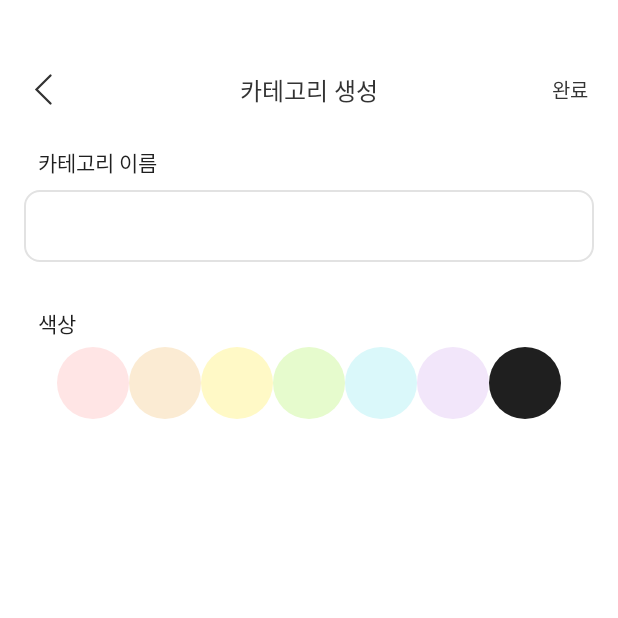
After one commit to TaskerPM/Tasker-Android, an Android app: the HomeCategoryAddFragment screen opened through its navigation route, on a phone screen of 412 x 824 dp, the top half of it. The commit adds this screen. Run offline under Robolectric (Android 15) with nearby library versions, the phone set to English and light mode, and no system bars; our stand-ins replace Dagger/Hilt's generated code, data binding, navigation-ui; 1 statement that could not run was skipped.

Commit message:
[layout] 카테고리, 카테고리 추가 화면

```diff
--- a/common/src/main/res/layout/default_toolbar.xml
+++ b/common/src/main/res/layout/default_toolbar.xml
@@ -21,6 +21,18 @@
             tools:ignore="ContentDescription" />
 
         <TextView
+            android:id="@+id/tv_title"
+            android:layout_width="wrap_content"
+            android:layout_height="wrap_content"
+            android:fontFamily="@font/font_pretendard_medium_500"
+            android:textColor="@color/gray_900"
+            android:textSize="16sp"
+            app:layout_constraintEnd_toEndOf="parent"
+            app:layout_constraintStart_toStartOf="parent"
+            app:layout_constraintTop_toTopOf="@id/tb_btn_back"
+            app:layout_constraintBottom_toBottomOf="@id/tb_btn_back"/>
+
+        <TextView
             android:id="@+id/tv_btn_right"
             android:layout_width="wrap_content"
             android:layout_height="wrap_content"
@@ -33,6 +45,18 @@
             app:layout_constraintEnd_toEndOf="parent"
             app:layout_constraintTop_toTopOf="@id/tb_btn_back" />
 
+        <androidx.appcompat.widget.AppCompatImageButton
+            android:id="@+id/tb_btn_right"
+            android:layout_width="wrap_content"
+            android:layout_height="wrap_content"
+            android:layout_marginEnd="20dp"
+            android:background="@null"
+            android:src="@drawable/ic_toolbar_add"
+            android:visibility="gone"
+            app:layout_constraintBottom_toBottomOf="@id/tb_btn_back"
+            app:layout_constraintEnd_toEndOf="parent"
+            app:layout_constraintTop_toTopOf="@id/tb_btn_back" />
+
 
     </androidx.constraintlayout.widget.ConstraintLayout>
 </layout>
--- a/common/src/main/res/values/strings.xml
+++ b/common/src/main/res/values/strings.xml
@@ -3,4 +3,16 @@
 
     <!-- Note -->
     <string name="note_title">Note.</string>
+    <string name="note_hint">"노트를 작성하세요"</string>
+
+    <!-- Confirmation Dialog -->
+    <string name="confirmation_dialog_overlap_title">다른 테스크와 시간이 겹칩니다.\n시간을 다시 설정해주세요.</string>
+    <string name="confirmation_dialog_confirm">확인</string>
+
+    <!-- Button Choice Dialog -->
+    <string name="button_choice_dialog_title">저장되지 않았습니다</string>
+    <string name="button_choice_dialog_subtitle">뒤로 갈 경우, 작성 중인 내용이 삭제됩니다.</string>
+    <string name="button_choice_dialog_save">저장하기</string>
+    <string name="button_choice_dialog_go_back">뒤로가기</string>
+
 </resources>
--- /dev/null
+++ b/feature/home/src/main/java/com/tasker/android/home/presentation/category/add/HomeCategoryAddFragment.kt
@@ -0,0 +1,31 @@
+package com.tasker.android.home.presentation.category.add
+
+import android.view.View
+import androidx.navigation.fragment.findNavController
+import com.tasker.android.common.base.BaseFragment
+import com.tasker.android.home.R
+import com.tasker.android.home.databinding.FragmentHomeCategoryAddBinding
+
+class HomeCategoryAddFragment :
+    BaseFragment<FragmentHomeCategoryAddBinding>(R.layout.fragment_home_category_add) {
+    override fun connectViewModel() {
+    }
+
+    override fun init() {
+        initMenu()
+        initBackNavigation()
+    }
+
+    private fun initMenu() {
+        binding.tbHomeCategoryAdd.tvTitle.text = getString(R.string.home_cateogry_add_title)
+        binding.tbHomeCategoryAdd.tvBtnRight.visibility = View.VISIBLE
+        binding.tbHomeCategoryAdd.tvBtnRight.text = getString(R.string.home_category_add_finish)
+    }
+
+    private fun initBackNavigation() {
+        binding.tbHomeCategoryAdd.tbBtnBack.setOnClickListener {
+            findNavController().navigateUp()
+        }
+    }
+
+}
--- /dev/null
+++ b/feature/home/src/main/java/com/tasker/android/home/presentation/category/main/HomeCategoryFragment.kt
@@ -0,0 +1,38 @@
+package com.tasker.android.home.presentation.category.main
+
+import android.view.View
+import androidx.navigation.fragment.findNavController
+import com.tasker.android.common.base.BaseFragment
+import com.tasker.android.home.R
+import com.tasker.android.home.databinding.FragmentHomeCategoryBinding
+
+class HomeCategoryFragment : BaseFragment<FragmentHomeCategoryBinding>(R.layout.fragment_home_category) {
+
+    override fun connectViewModel() {
+    }
+
+    override fun init() {
+        initBackNavigation()
+        initMenu()
+        initComponentFunction()
+    }
+
+    private fun initMenu() {
+        binding.tbHomeCategory.tvTitle.text = getString(R.string.home_category_title)
+        binding.tbHomeCategory.tbBtnRight.visibility = View.VISIBLE
+    }
+
+    private fun initBackNavigation() {
+        binding.tbHomeCategory.tbBtnBack.setOnClickListener {
+            findNavController().navigateUp()
+        }
+    }
+
+    private fun initComponentFunction() {
+        binding.tbHomeCategory.tbBtnRight.setOnClickListener {
+            findNavController().navigate(R.id.action_homeCategoryFragment_to_homeCategoryAddFragment)
+        }
+    }
+
+
+}
--- /dev/null
+++ b/feature/home/src/main/res/layout/fragment_home_category.xml
@@ -0,0 +1,19 @@
+<?xml version="1.0" encoding="utf-8"?>
+<layout xmlns:android="http://schemas.android.com/apk/res/android"
+    xmlns:tools="http://schemas.android.com/tools">
+
+    <data>
+
+    </data>
+
+    <androidx.constraintlayout.widget.ConstraintLayout
+        android:layout_width="match_parent"
+        android:layout_height="match_parent"
+        tools:context=".presentation.category.main.HomeCategoryFragment">
+
+        <include
+            android:id="@+id/tb_home_category"
+            layout="@layout/default_toolbar" />
+
+    </androidx.constraintlayout.widget.ConstraintLayout>
+</layout>
--- /dev/null
+++ b/feature/home/src/main/res/layout/fragment_home_category_add.xml
@@ -0,0 +1,142 @@
+<?xml version="1.0" encoding="utf-8"?>
+<layout xmlns:android="http://schemas.android.com/apk/res/android"
+    xmlns:app="http://schemas.android.com/apk/res-auto"
+    xmlns:tools="http://schemas.android.com/tools">
+
+    <data>
+
+    </data>
+
+    <androidx.constraintlayout.widget.ConstraintLayout
+        android:layout_width="match_parent"
+        android:layout_height="match_parent"
+        tools:context=".presentation.category.add.HomeCategoryAddFragment">
+
+        <include
+            android:id="@+id/tb_home_category_add"
+            layout="@layout/default_toolbar" />
+
+        <TextView
+            android:id="@+id/tv_home_category_add_category_label"
+            android:layout_width="wrap_content"
+            android:layout_height="wrap_content"
+            android:layout_marginStart="25dp"
+            android:layout_marginTop="9dp"
+            android:fontFamily="@font/font_pretendard_semibold_600"
+            android:text="@string/home_category_add_name_label"
+            android:textColor="@color/black_basic"
+            app:layout_constraintStart_toStartOf="parent"
+            app:layout_constraintTop_toBottomOf="@id/tb_home_category_add" />
+
+        <EditText
+            android:id="@+id/et_home_category_add_name"
+            android:layout_width="match_parent"
+            android:layout_height="wrap_content"
+            android:layout_marginHorizontal="16dp"
+            android:layout_marginTop="8dp"
+            android:height="48dp"
+            android:background="@drawable/bg_home_category_box_border"
+            android:importantForAutofill="no"
+            android:padding="16dp"
+            android:textSize="13sp"
+            app:layout_constraintStart_toStartOf="parent"
+            app:layout_constraintTop_toBottomOf="@id/tv_home_category_add_category_label" />
+
+        <TextView
+            android:id="@+id/tv_home_category_add_color_label"
+            android:layout_width="wrap_content"
+            android:layout_height="wrap_content"
+            android:layout_marginStart="25dp"
+            android:layout_marginTop="30dp"
+            android:fontFamily="@font/font_pretendard_semibold_600"
+            android:text="@string/home_category_add_color_label"
+            android:textColor="@color/black_basic"
+            app:layout_constraintStart_toStartOf="parent"
+            app:layout_constraintTop_toBottomOf="@id/et_home_category_add_name" />
+
+        <RadioGroup
+            android:layout_width="match_parent"
+            android:layout_height="wrap_content"
+            android:layout_marginTop="5dp"
+            android:gravity="center_horizontal"
+            android:orientation="horizontal"
+            android:paddingHorizontal="20dp"
+            app:layout_constraintEnd_toEndOf="parent"
+            app:layout_constraintStart_toStartOf="parent"
+            app:layout_constraintTop_toBottomOf="@id/tv_home_category_add_color_label">
+
+            <RadioButton
+                android:id="@+id/home_category_add_rbtn_red"
+                android:layout_width="wrap_content"
+                android:layout_height="wrap_content"
+                android:width="32dp"
+                android:height="32dp"
+                android:background="@drawable/selector_category_button_red"
+                android:button="@null"
+                android:paddingVertical="10dp" />
+
+            <RadioButton
+                android:id="@+id/home_category_add_rbtn_orange"
+                android:layout_width="wrap_content"
+                android:layout_height="wrap_content"
+                android:width="32dp"
+                android:height="32dp"
+                android:background="@drawable/selector_category_button_orange"
+                android:button="@null"
+                android:paddingVertical="10dp" />
+
+            <RadioButton
+                android:id="@+id/home_category_add_rbtn_yellow"
+                android:layout_width="wrap_content"
+                android:layout_height="wrap_content"
+                android:width="32dp"
+                android:height="32dp"
+                android:background="@drawable/selector_category_button_yellow"
+                android:button="@null"
+                android:paddingVertical="10dp" />
+
+            <RadioButton
+                android:id="@+id/home_category_add_rbtn_green"
+                android:layout_width="wrap_content"
+                android:layout_height="wrap_content"
+                android:width="32dp"
+                android:height="32dp"
+                android:background="@drawable/selector_category_button_green"
+                android:button="@null"
+                android:paddingVertical="10dp" />
+
+            <RadioButton
+                android:id="@+id/home_category_add_rbtn_blue"
+                android:layout_width="wrap_content"
+                android:layout_height="wrap_content"
+                android:width="32dp"
+                android:height="32dp"
+                android:background="@drawable/selector_category_button_blue"
+                android:button="@null"
+                android:paddingVertical="10dp" />
+
+            <RadioButton
+                android:id="@+id/home_category_add_rbtn_purple"
+                android:layout_width="wrap_content"
+                android:layout_height="wrap_content"
+                android:width="32dp"
+                android:height="32dp"
+                android:background="@drawable/selector_category_button_purple"
+                android:button="@null"
+                android:paddingVertical="10dp" />
+
+            <RadioButton
+                android:id="@+id/home_category_add_rbtn_black"
+                android:layout_width="wrap_content"
+                android:layout_height="wrap_content"
+                android:width="32dp"
+                android:height="32dp"
+                android:background="@drawable/selector_category_button_black"
+                android:button="@null"
+                android:paddingVertical="10dp" />
+
+            <!-- 추가적으로 필요한 라디오 버튼들을 여기에 추가 -->
+        </RadioGroup>
+
+    </androidx.constraintlayout.widget.ConstraintLayout>
+</layout>
--- a/feature/home/src/main/res/navigation/home_nav_graph.xml
+++ b/feature/home/src/main/res/navigation/home_nav_graph.xml
@@ -7,30 +7,46 @@
 
     <fragment
         android:id="@+id/homeFragment"
-        android:name="com.tasker.android.home.presentation.main.HomeFragment"
+        android:name="com.tasker.android.home.presentation.home.main.HomeFragment"
         android:label="fragment_home"
         tools:layout="@layout/fragment_home">
         <action
             android:id="@+id/navigate_homeFragment_to_homeCalendarBottomSheetFragment"
             app:destination="@id/homeCalendarBottomSheetFragment" />
         <action
-            android:id="@+id/action_homeFragment_to_homeDetailPageFragment"
-            app:destination="@id/homeDetailPageFragment" />
+            android:id="@+id/action_homeFragment_to_homeTaskDetailFragment"
+            app:destination="@id/homeTaskDetailFragment" />
     </fragment>
 
     <dialog
         android:id="@+id/homeCalendarBottomSheetFragment"
-        android:name="com.tasker.android.home.presentation.calendar.HomeCalendarBottomSheetFragment"
+        android:name="com.tasker.android.home.presentation.home.calendar_view.HomeCalendarBottomSheetFragment"
         android:label="fragment_home_calendar_bottom_sheet"
         tools:layout="@layout/fragment_home_calendar_bottom_sheet" />
     <fragment
-        android:id="@+id/homeDetailPageFragment"
-        android:name="com.tasker.android.home.presentation.detail.HomeDetailPageFragment"
-        android:label="fragment_home_detail_page"
-        tools:layout="@layout/fragment_home_detail_page">
+        android:id="@+id/homeTaskDetailFragment"
+        android:name="com.tasker.android.home.presentation.detail.main.HomeTaskDetailFragment"
+        android:label="fragment_home_task_detail_page"
+        tools:layout="@layout/fragment_home_task_detail">
         <argument
             android:name="taskData"
             app:argType="com.tasker.android.home.model.HomeTaskData" />
+        <action
+            android:id="@+id/action_homeDetailPageFragment_to_homeCategoryFragment"
+            app:destination="@id/homeCategoryFragment" />
     </fragment>
+    <fragment
+        android:id="@+id/homeCategoryFragment"
+        android:name="com.tasker.android.home.presentation.category.main.HomeCategoryFragment"
+        android:label="HomeCategoryFragment"
+        tools:layout="@layout/fragment_home_category">
+        <action
+            android:id="@+id/action_homeCategoryFragment_to_homeCategoryAddFragment"
+            app:destination="@id/homeCategoryAddFragment" />
+    </fragment>
+    <fragment
+        android:id="@+id/homeCategoryAddFragment"
+        android:name="com.tasker.android.home.presentation.category.add.HomeCategoryAddFragment"
+        android:label="HomeCategoryAddFragment" />
 
 </navigation>
--- a/feature/home/src/main/res/values/strings.xml
+++ b/feature/home/src/main/res/values/strings.xml
@@ -9,20 +9,39 @@
     <string name="home_year_month">%1$d년 %2$s월</string>
     <string name="home_list_view_add_task">추가</string>
 
-
     <!-- Home Calendar Bottom Sheet -->
     <string name="home_calendar_bottom_sheet_today">오늘</string>
     <string name="home_calendar_bottom_sheet_date">%1$d년 %2$s월</string>
 
-
-    <!-- Home Detail Page -->
-    <string name="home_detail_page_add_note">노트 추가</string>
-    <string name="home_detail_page_tag_none">선택 안 함</string>
+    <!-- Home Task Detail -->
+    <string name="home_task_detail_add_note">노트 추가</string>
+    <string name="home_task_detail_tag_none">선택 안 함</string>
 
     <!-- Unsaved Changes Dialog -->
-    <string name="unsaved_changes_dialog_title">저장되지 않았습니다</string>
-    <string name="unsaved_changes_dialog_subtitle">뒤로 갈 경우, 작성 중인 내용이 삭제됩니다.</string>
-    <string name="unsaved_changes_dialog_save">저장하기</string>
-    <string name="unsaved_changes_dialog_go_back">뒤로가기</string>
+    <string name="button_choice_dialog_title">저장되지 않았습니다</string>
+    <string name="button_choice_dialog_subtitle">뒤로 갈 경우, 작성 중인 내용이 삭제됩니다.</string>
+    <string name="button_choice_dialog_save">저장하기</string>
+    <string name="button_choice_dialog_go_back">뒤로가기</string>
+
+    <!-- Invalid Time Interval Dialog -->
+    <string name="confirmation_dialog_overlap_title">다른 테스크와 시간이 겹칩니다.\n시간을 다시 설정해주세요.</string>
+    <string name="confirmation_dialog_same_start_end_title">시작 시간과 종료 시간이 같습니다.\n시간을 다시 설정해주세요.</string>
+    <string name="confirmation_dialog_end_before_start_title">시작 시간보다 종료 시간이 이릅니다.\n시간을 다시 설정해주세요.</string>
+
+    <!-- Timepicker Bottom Sheet -->
+    <string name="timepicker_bottom_sheet_start_time">시작시간</string>
+    <string name="timepicker_bottom_sheet_end_time">종료시간</string>
+    <string name="timepicker_bottom_sheet_next">다음</string>
+    <string name="timepicker_bottom_sheet_confirm">확인</string>
+
+    <!-- Home Category -->
+    <string name="home_category_title">"카테고리"</string>
+
+    <!-- Home Category Add -->
+    <string name="home_cateogry_add_title">"카테고리 생성"</string>
+    <string name="home_category_add_finish">"완료</string>
+    <string name="home_category_add_name_label">카테고리 이름</string>
+    <string name="home_category_add_color_label">색상</string>
+
 
 </resources>
```
